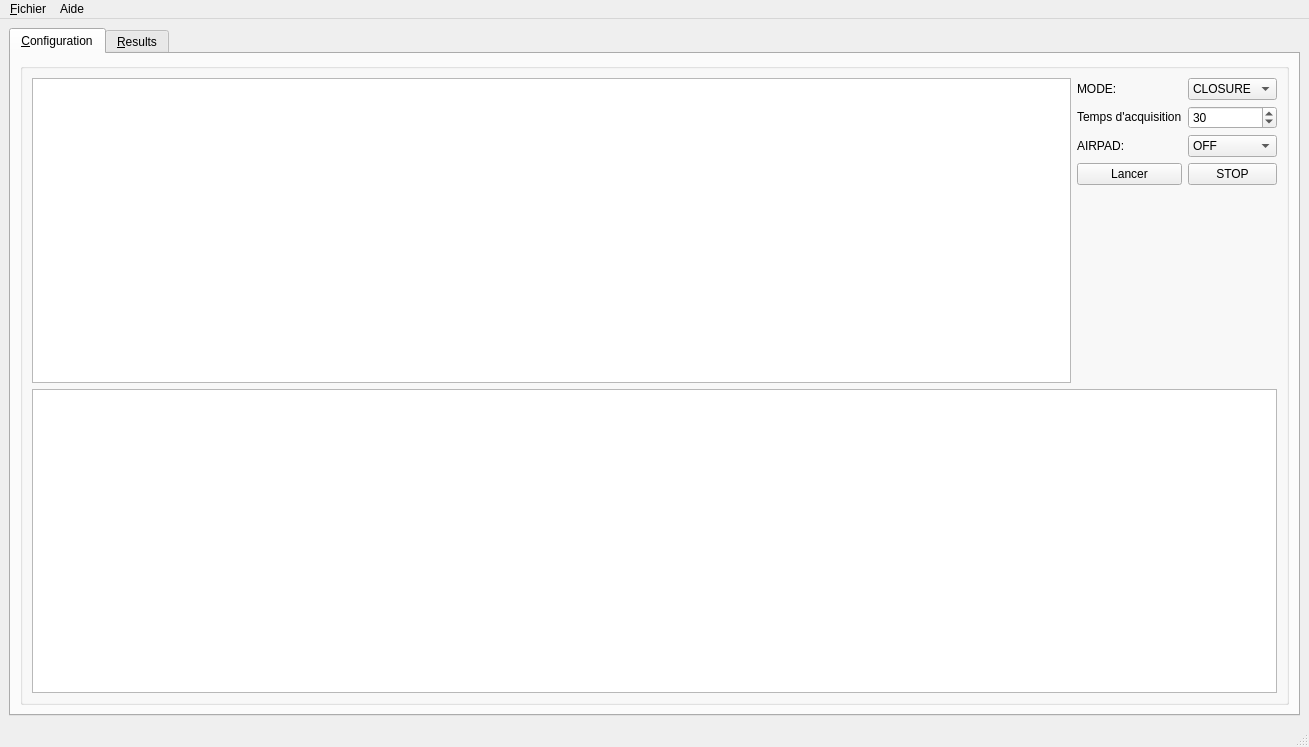
Before: the Qt Designer form ADEPO/ATLAS_BCAM.ui in CERN/atlas-adepo, drawn with Qt 5.
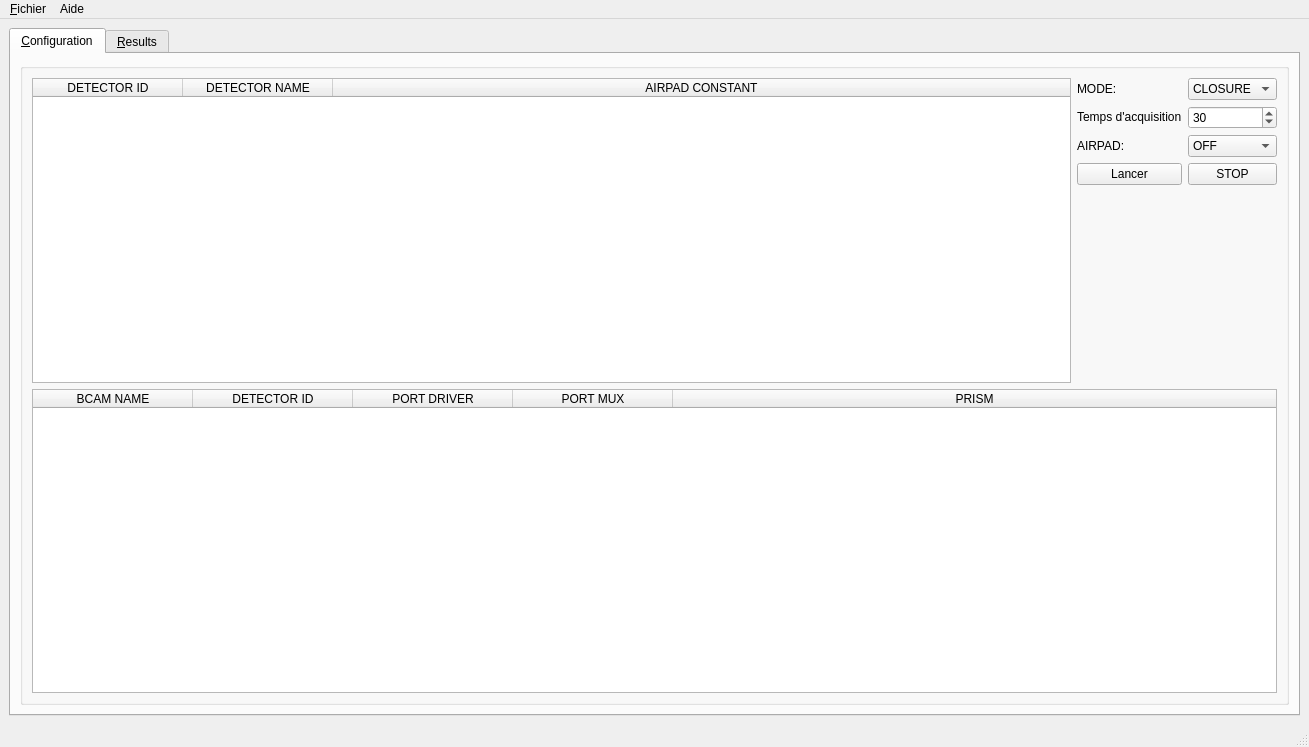
After: the same form once the commit is applied. The open tabs and pages were chosen to show the change. Icons and pictures are not drawn.

Commit message: Addewd headers (also programmatically)

Diff of the .ui file:
```diff
--- a/ADEPO/ATLAS_BCAM.ui
+++ b/ADEPO/ATLAS_BCAM.ui
@@ -96,7 +96,7 @@
                   <bool>true</bool>
                  </property>
                  <attribute name="horizontalHeaderVisible">
-                  <bool>false</bool>
+                  <bool>true</bool>
                  </attribute>
                  <attribute name="horizontalHeaderCascadingSectionResizes">
                   <bool>false</bool>
@@ -318,7 +318,7 @@
                 <bool>true</bool>
                </property>
                <attribute name="horizontalHeaderVisible">
-                <bool>false</bool>
+                <bool>true</bool>
                </attribute>
                <attribute name="horizontalHeaderDefaultSectionSize">
                 <number>160</number>
```
Left out of the diff: 2 changed lines with no effect on the pictures. The commit also changes 1 other file.
